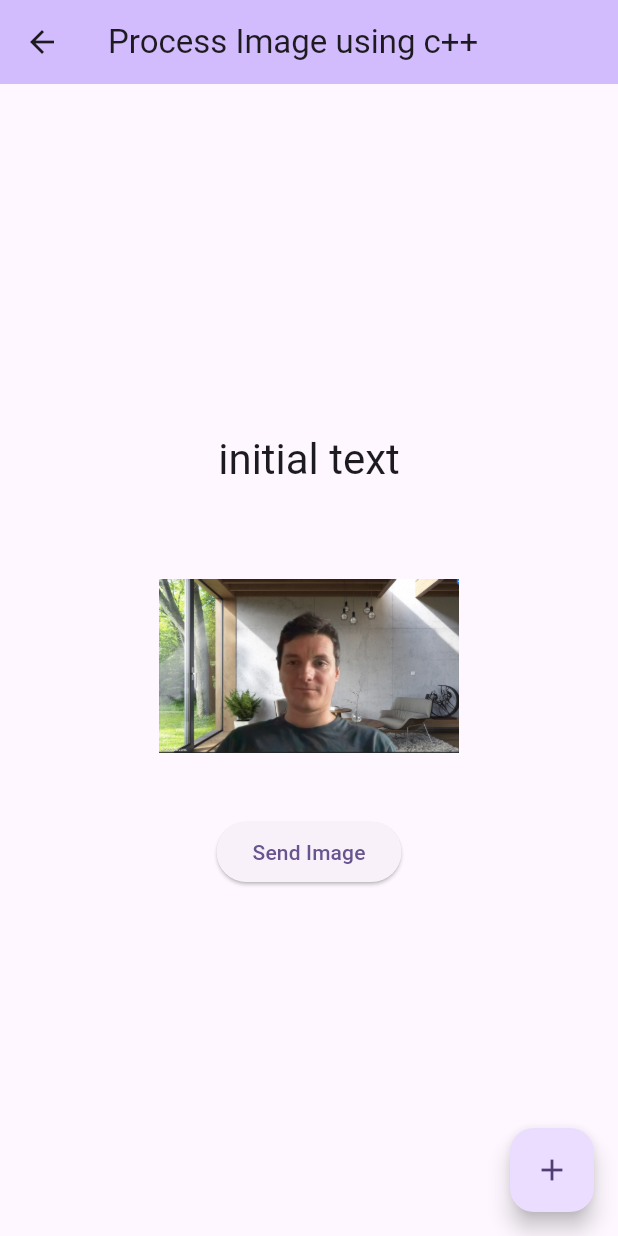
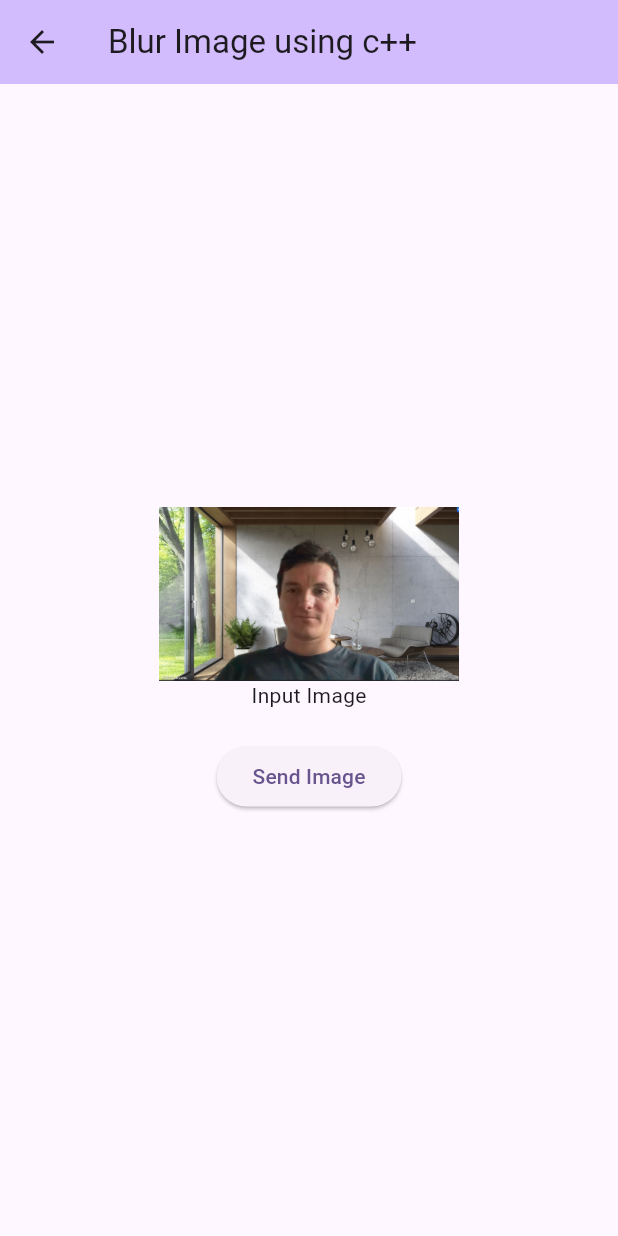
Before and after one commit to robertevans1/facefinderapp, a Flutter app: the BlurImage screen opened by its route, on a phone screen of 412 x 824 dp. Run offline on Flutter 3.47's test engine with Material 3 defaults, Android fonts, the light colour scheme and no system bars; missing offline and left inert: dart:ffi.

Commit message:
Improve blur image ui

```diff
--- a/lib/blur_image/ui/blur_image.dart
+++ b/lib/blur_image/ui/blur_image.dart
@@ -6,7 +6,6 @@ import 'package:ffi/ffi.dart';
 import 'package:flutter/material.dart';
 import 'package:flutter/services.dart';
 
-typedef HelloFunction = Pointer<Utf8> Function(Pointer<Utf8>);
 typedef ProcessImage = Pointer<Uint8> Function(
     Pointer<Uint8>, Int32, Int32, Int32);
 typedef ProcessImageDart = Pointer<Uint8> Function(
@@ -20,8 +19,8 @@ class BlurImage extends StatefulWidget {
 }
 
 class _BlurImageState extends State<BlurImage> {
-  String _screenText = 'initial text';
   ui.Image? _resultImage;
+  String? _processingTime;
 
   String _getLibraryPath() {
     if (Platform.isAndroid) {
@@ -29,24 +28,6 @@ class _BlurImageState extends State<BlurImage> {
     } else {
       throw Exception('Unsupported platform');
     }
-  }
-
-  void _callHello() async {
-    DynamicLibrary cppLib = DynamicLibrary.open(_getLibraryPath());
-    var helloFunc =
-        cppLib.lookupFunction<HelloFunction, HelloFunction>('hello');
-    var inputString = 'good';
-    var inputCString = inputString.toNativeUtf8();
-
-    // Call the native function with the C string
-    var resultPointer = helloFunc(inputCString);
-
-    // Convert the result back to Dart string
-    var resultString = resultPointer.toDartString();
-
-    setState(() {
-      _screenText = 'Sent $inputString got $resultString';
-    });
   }
 
   Future<Uint8List> _processImage(
@@ -72,6 +53,7 @@ class _BlurImageState extends State<BlurImage> {
   }
 
   Future<void> _sendImage() async {
+    Stopwatch stopwatch = Stopwatch()..start();
     // Load the image asset
     ByteData imageData = await rootBundle.load('assets/images/face.png');
 
@@ -91,8 +73,8 @@ class _BlurImageState extends State<BlurImage> {
     ui.decodeImageFromPixels(
         processedImage, width, height, ui.PixelFormat.rgba8888, (result) {
       setState(() {
-        _screenText = 'Image processed';
         _resultImage = result;
+        _processingTime = stopwatch.elapsed.inMilliseconds.toString();
       });
     });
   }
@@ -102,40 +84,52 @@ class _BlurImageState extends State<BlurImage> {
     return Scaffold(
       appBar: AppBar(
         backgroundColor: Theme.of(context).colorScheme.inversePrimary,
-        title: const Text('Process Image using c++'),
+        title: const Text('Blur Image using c++'),
       ),
       body: Center(
         child: Column(
           mainAxisAlignment: MainAxisAlignment.center,
           children: <Widget>[
-            Text(
-              _screenText,
-              style: Theme.of(context).textTheme.headlineMedium,
+            const SizedBox(height: 20),
+            _ImageAndCaption(
+              image: Image.asset('assets/images/face.png'),
+              caption: 'Input Image',
             ),
             const SizedBox(height: 20),
-            SizedBox(
-              height: 200,
-              width: 200,
-              child: Image.asset('assets/images/face.png'),
-            ),
             ElevatedButton(
               onPressed: _sendImage,
               child: const Text('Send Image'),
             ),
+            const SizedBox(height: 20),
             if (_resultImage != null)
-              SizedBox(
-                height: 200,
-                width: 200,
-                child: RawImage(image: _resultImage),
-              )
+              _ImageAndCaption(
+                image: RawImage(image: _resultImage!),
+                caption: 'Image processed in ${_processingTime}ms',
+              ),
           ],
         ),
-      ),
-      floatingActionButton: FloatingActionButton(
-        onPressed: _callHello,
-        tooltip: 'Increment',
-        child: const Icon(Icons.add),
       ),
     );
   }
 }
+
+class _ImageAndCaption extends StatelessWidget {
+  final Widget image;
+  final String caption;
+
+  const _ImageAndCaption({required this.image, required this.caption});
+
+  @override
+  Widget build(BuildContext context) {
+    return Column(
+      mainAxisSize: MainAxisSize.min,
+      children: [
+        SizedBox(
+          width: 200,
+          child: image,
+        ),
+        Text(caption),
+      ],
+    );
+  }
+}
```
